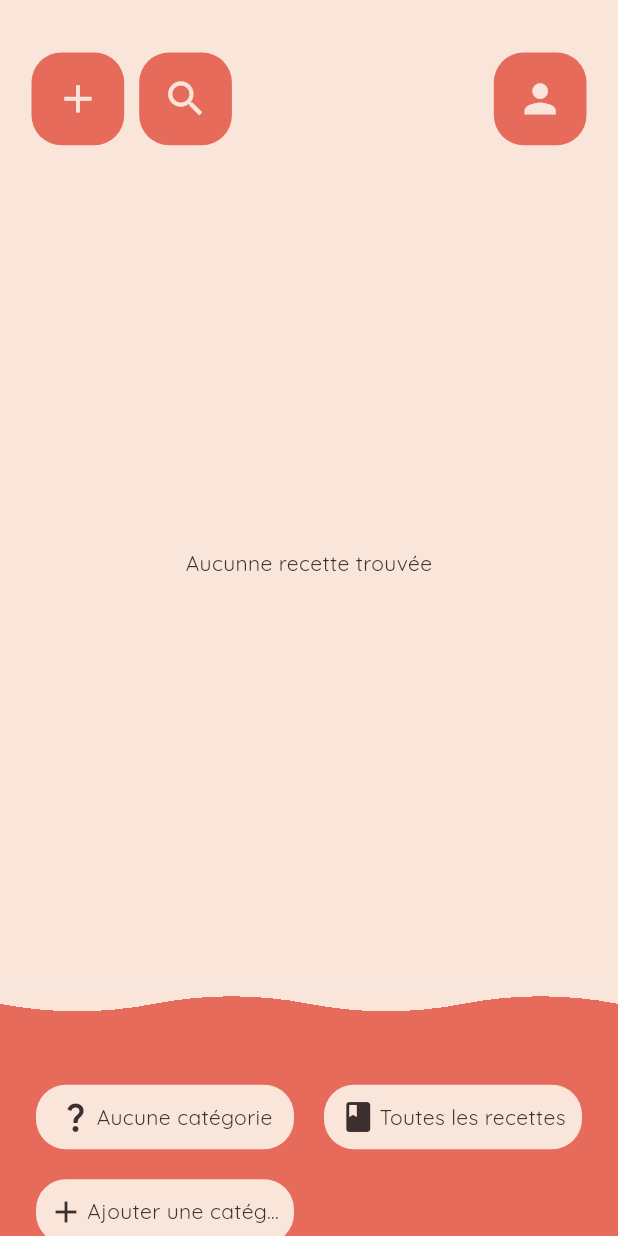
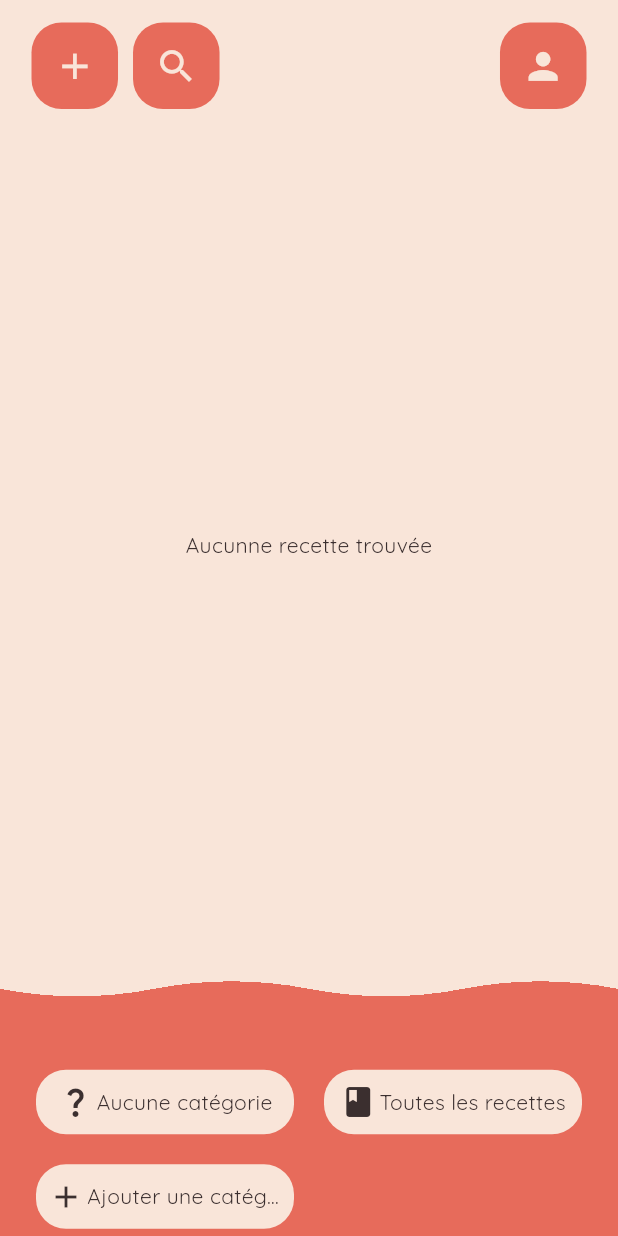
Before and after one commit to MatteoPasselergue/cooking-recipe-diary, a Flutter app: the HomeScreen screen opened directly, on a phone screen of 412 x 824 dp. Run offline on Flutter 3.47's test engine with Material 3 defaults, Android fonts, the phone set to English and light mode, and no system bars; our stand-ins replace cached_network_image, flutter_cache_manager, flutter_linkify, image_picker, shared_preferences; accounts and stored records are empty; network calls fail; statements that could not run were skipped.

Commit message:
Recode Home scroll system
- Re-code Home Scroll System
- Made some padding adjustment

```diff
--- a/lib/screens/HomeScreen.dart
+++ b/lib/screens/HomeScreen.dart
@@ -1,3 +1,5 @@
+import 'dart:math';
+
 import 'package:cooking_recipe_diary/utils/AppConfig.dart';
 import 'package:cooking_recipe_diary/widgets/bodies/HomeBody.dart';
 import 'package:cooking_recipe_diary/widgets/headers/HomeHeader.dart';
@@ -24,32 +26,37 @@ class _HomeScreenState extends State<HomeScreen> {
 
   @override
   Widget build(BuildContext context) {
-    final screenHeight = MediaQuery.of(context).size.height;
-    final headerHeight = screenHeight * 0.8;
+    final screenH     = MediaQuery.of(context).size.height;
+    final screenW     = MediaQuery.of(context).size.width;
+    final shortest    = MediaQuery.of(context).size.shortestSide;
+    final orient      = MediaQuery.of(context).orientation;
+
+    double headerHeight;
+    if (shortest < 600) {
+      headerHeight = (orient == Orientation.portrait)
+          ? screenH * 0.8
+          : screenW * 0.8;
+    } else {
+      headerHeight = (orient == Orientation.portrait)
+          ? screenW * 1.3
+          : screenH * 1.3;
+    }
 
     return Scaffold(
       backgroundColor: AppConfig.primaryColor,
-      body: CustomScrollView(
-        slivers: [
-          SliverAppBar(
-            expandedHeight: headerHeight,
-            pinned: true,
-            flexibleSpace: FlexibleSpaceBar(
-              background: HomeHeader(),
-              title: const Text(''),
-            ),
-            automaticallyImplyLeading: false,
+      body: SafeArea(
+        child: SingleChildScrollView(
+          child: Column(
+            crossAxisAlignment: CrossAxisAlignment.stretch,
+            children: [
+              SizedBox(
+                height: headerHeight,
+                child: HomeHeader(),
+              ),
+              HomeBody(),
+            ],
           ),
-          SliverToBoxAdapter(
-            child: Container(
-              height: 10,
-              color: Colors.transparent,
-            ),
-          ),
-          SliverToBoxAdapter(
-            child: HomeBody(),
-          ),
-        ],
+        ),
       ),
     );
   }
--- a/lib/widgets/buttons/ActionIconButton.dart
+++ b/lib/widgets/buttons/ActionIconButton.dart
@@ -21,7 +21,8 @@ class ActionIconButton extends StatelessWidget {
 
   @override
   Widget build(BuildContext context) {
-    final double size = MediaQuery.of(context).size.width * factSize;
+    final double baseSize = MediaQuery.of(context).size.shortestSide * factSize;
+    final double size = baseSize.clamp(30.0, 70.0);
 
     return Padding(padding: const EdgeInsets.all(5.0) ,child :InkWell(
       onTap: () {
--- a/lib/widgets/headers/HomeHeader.dart
+++ b/lib/widgets/headers/HomeHeader.dart
@@ -9,7 +9,7 @@ class HomeHeader extends StatelessWidget {
   @override
   Widget build(BuildContext context) {
     return Container(
-      padding: EdgeInsets.only(left: 16, right: 16, top: 30, bottom: 10),
+      padding: EdgeInsets.only(left: 16, right: 16, top: 10, bottom: 10),
       color: AppConfig.primaryColor,
       child: Column(
         children: [
@@ -18,14 +18,14 @@ class HomeHeader extends StatelessWidget {
               Row(
                 mainAxisAlignment: MainAxisAlignment.start,
                 children: [
-                  ActionIconButton(factSize: 0.15, icon: Icons.add, page: "add", onTap: null),
-                  ActionIconButton(factSize: 0.15, icon: Icons.search, page: "search", onTap: null),
+                  ActionIconButton(factSize: 0.14, icon: Icons.add, page: "add", onTap: null),
+                  ActionIconButton(factSize: 0.14, icon: Icons.search, page: "search", onTap: null),
                 ],
               ),
               Row(
                 mainAxisAlignment: MainAxisAlignment.end,
                 children: [
-                  ActionIconButton(factSize: 0.15, icon: Icons.person, page: "profile", onTap: null),
+                  ActionIconButton(factSize: 0.14, icon: Icons.person, page: "profile", onTap: null),
                 ],
               ),
             ],
--- a/lib/widgets/headers/ProfileHeader.dart
+++ b/lib/widgets/headers/ProfileHeader.dart
@@ -60,7 +60,7 @@ class _ProfileHeaderState extends State<ProfileHeader> {
     final user = userProvider.profile!;
 
     return Padding(
-      padding: EdgeInsets.only(top: 20, bottom: 30),
+      padding: EdgeInsets.only(top: 30, bottom: 30),
       child: SingleChildScrollView(
         child: Column(
           mainAxisAlignment: MainAxisAlignment.center,
```
